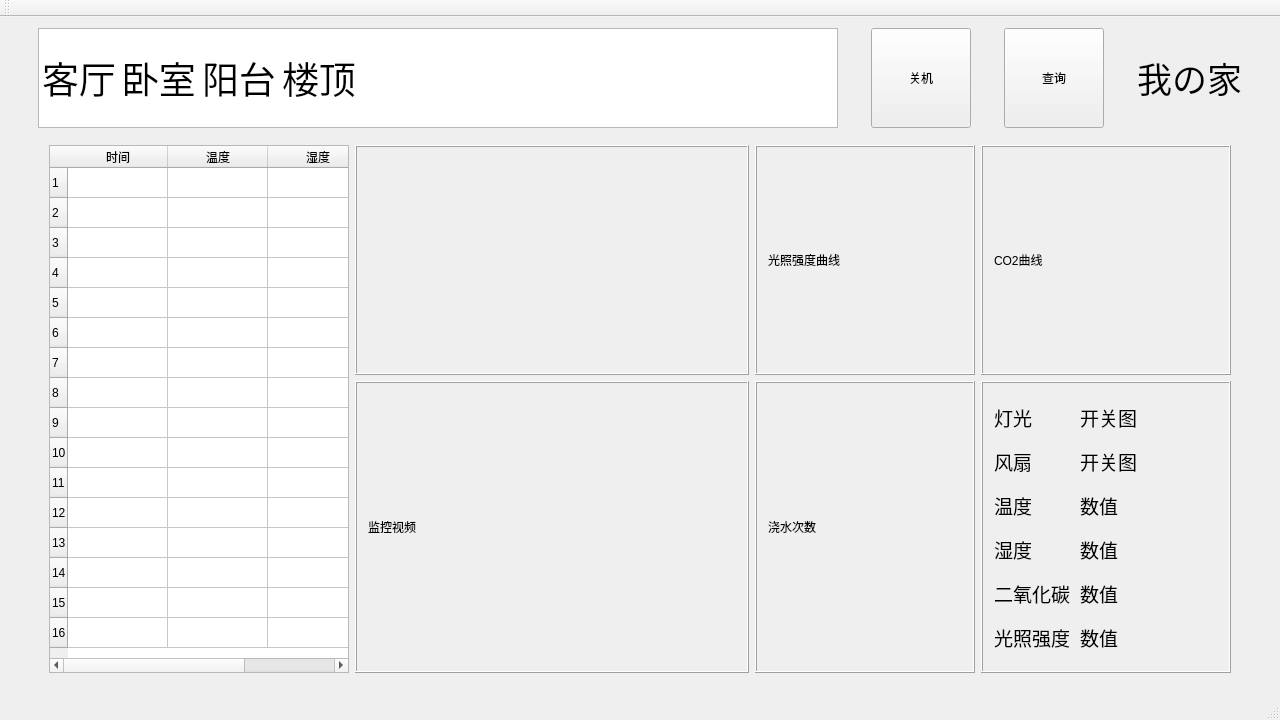
wocattree/Thrift_Environment, file ThriftEnvironmentMonitor/ThriftEnvironmentMonitorUI/ThriftEnvironmentMonitorUI.ui: the form before one commit.
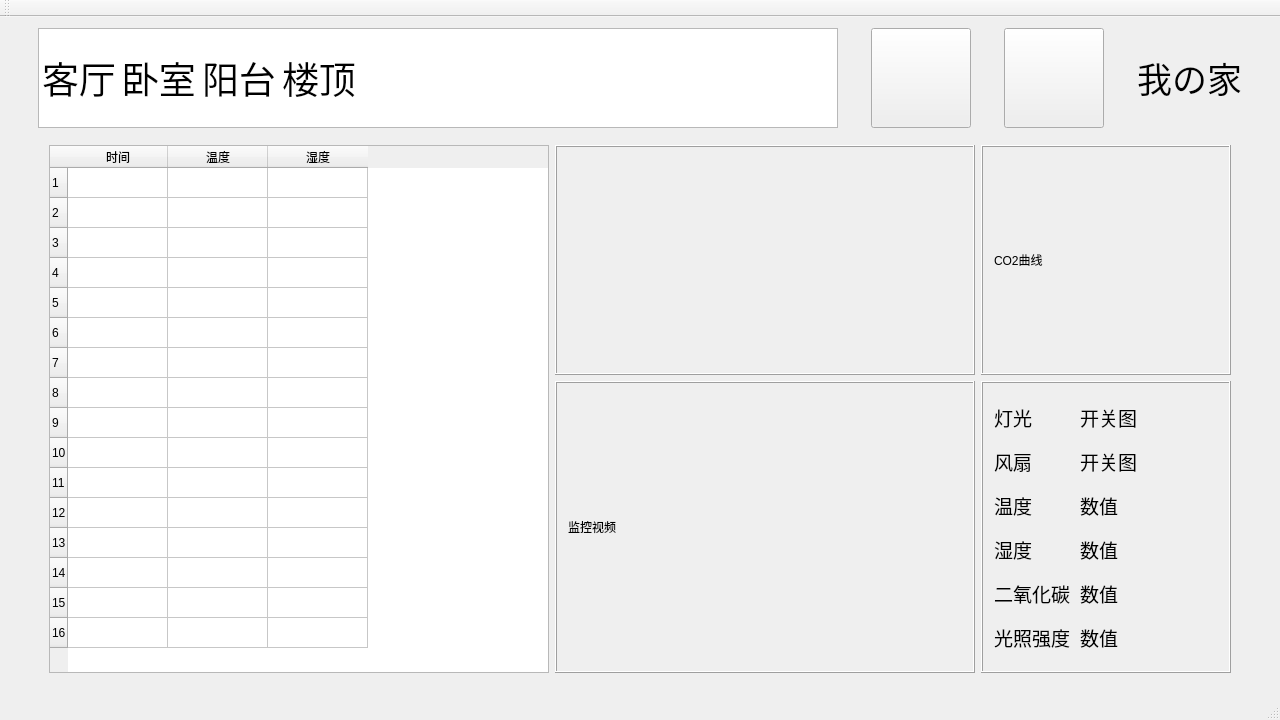
The form after the commit. Custom widgets are drawn as their Qt base class.

```diff
--- a/ThriftEnvironmentMonitor/ThriftEnvironmentMonitorUI/ThriftEnvironmentMonitorUI.ui
+++ b/ThriftEnvironmentMonitor/ThriftEnvironmentMonitorUI/ThriftEnvironmentMonitorUI.ui
@@ -74,6 +74,9 @@
       <property name="flow">
        <enum>QListView::LeftToRight</enum>
       </property>
+      <property name="spacing">
+       <number>20</number>
+      </property>
       <item>
        <property name="text">
         <string>客厅</string>
@@ -105,7 +108,7 @@
        </size>
       </property>
       <property name="text">
-       <string>关机</string>
+       <string/>
       </property>
      </widget>
     </item>
@@ -128,69 +131,54 @@
         </size>
        </property>
        <layout class="QGridLayout" name="gridLayout_7">
-        <item row="0" column="1">
-         <widget class="QFrame" name="frame">
+        <item row="0" column="0" rowspan="2">
+         <widget class="QTableWidget" name="tableWidget">
           <property name="maximumSize">
            <size>
             <width>500</width>
-            <height>230</height>
+            <height>550</height>
            </size>
           </property>
-          <property name="autoFillBackground">
-           <bool>false</bool>
+          <property name="textElideMode">
+           <enum>Qt::ElideMiddle</enum>
           </property>
-          <property name="frameShape">
-           <enum>QFrame::Box</enum>
+          <property name="rowCount">
+           <number>16</number>
           </property>
-          <property name="frameShadow">
-           <enum>QFrame::Raised</enum>
-          </property>
-          <layout class="QGridLayout" name="gridLayout_2">
-           <item row="1" column="0">
-            <widget class="QChartView" name="testwidget" native="true">
-             <property name="maximumSize">
-              <size>
-               <width>500</width>
-               <height>230</height>
-              </size>
-             </property>
-            </widget>
-           </item>
-          </layout>
+          <row/>
+          <row/>
+          <row/>
+          <row/>
+          <row/>
+          <row/>
+          <row/>
+          <row/>
+          <row/>
+          <row/>
+          <row/>
+          <row/>
+          <row/>
+          <row/>
+          <row/>
+          <row/>
+          <column>
+           <property name="text">
+            <string>时间</string>
+           </property>
+          </column>
+          <column>
+           <property name="text">
+            <string>温度</string>
+           </property>
+          </column>
+          <column>
+           <property name="text">
+            <string>湿度</string>
+           </property>
+          </column>
          </widget>
         </item>
         <item row="0" column="2">
-         <widget class="QFrame" name="frame_3">
-          <property name="maximumSize">
-           <size>
-            <width>220</width>
-            <height>230</height>
-           </size>
-          </property>
-          <property name="frameShape">
-           <enum>QFrame::Box</enum>
-          </property>
-          <property name="frameShadow">
-           <enum>QFrame::Raised</enum>
-          </property>
-          <layout class="QGridLayout" name="gridLayout_4">
-           <item row="0" column="0">
-            <widget class="QLabel" name="label_4">
-             <property name="maximumSize">
-              <size>
-               <width>220</width>
-               <height>230</height>
-              </size>
-             </property>
-             <property name="text">
-              <string>光照强度曲线</string>
-             </property>
-            </widget>
-           </item>
-          </layout>
-         </widget>
-        </item>
-        <item row="0" column="3">
          <widget class="QFrame" name="frame_4">
           <property name="maximumSize">
            <size>
@@ -252,38 +240,38 @@
           </layout>
          </widget>
         </item>
+        <item row="0" column="1">
+         <widget class="QFrame" name="frame">
+          <property name="maximumSize">
+           <size>
+            <width>500</width>
+            <height>230</height>
+           </size>
+          </property>
+          <property name="autoFillBackground">
+           <bool>false</bool>
+          </property>
+          <property name="frameShape">
+           <enum>QFrame::Box</enum>
+          </property>
+          <property name="frameShadow">
+           <enum>QFrame::Raised</enum>
+          </property>
+          <layout class="QGridLayout" name="gridLayout_2">
+           <item row="1" column="0">
+            <widget class="QChartView" name="testwidget" native="true">
+             <property name="maximumSize">
+              <size>
+               <width>500</width>
+               <height>230</height>
+              </size>
+             </property>
+            </widget>
+           </item>
+          </layout>
+         </widget>
+        </item>
         <item row="1" column="2">
-         <widget class="QFrame" name="frame_5">
-          <property name="maximumSize">
-           <size>
-            <width>220</width>
-            <height>320</height>
-           </size>
-          </property>
-          <property name="frameShape">
-           <enum>QFrame::Box</enum>
-          </property>
-          <property name="frameShadow">
-           <enum>QFrame::Raised</enum>
-          </property>
-          <layout class="QGridLayout" name="gridLayout_5">
-           <item row="0" column="0">
-            <widget class="QLabel" name="label_6">
-             <property name="maximumSize">
-              <size>
-               <width>220</width>
-               <height>320</height>
-              </size>
-             </property>
-             <property name="text">
-              <string>浇水次数</string>
-             </property>
-            </widget>
-           </item>
-          </layout>
-         </widget>
-        </item>
-        <item row="1" column="3">
          <widget class="QFrame" name="frame_6">
           <property name="maximumSize">
            <size>
@@ -541,50 +529,6 @@
           </layout>
          </widget>
         </item>
-        <item row="0" column="0" rowspan="2">
-         <widget class="QTableWidget" name="tableWidget">
-          <property name="maximumSize">
-           <size>
-            <width>300</width>
-            <height>550</height>
-           </size>
-          </property>
-          <property name="rowCount">
-           <number>16</number>
-          </property>
-          <row/>
-          <row/>
-          <row/>
-          <row/>
-          <row/>
-          <row/>
-          <row/>
-          <row/>
-          <row/>
-          <row/>
-          <row/>
-          <row/>
-          <row/>
-          <row/>
-          <row/>
-          <row/>
-          <column>
-           <property name="text">
-            <string>时间</string>
-           </property>
-          </column>
-          <column>
-           <property name="text">
-            <string>温度</string>
-           </property>
-          </column>
-          <column>
-           <property name="text">
-            <string>湿度</string>
-           </property>
-          </column>
-         </widget>
-        </item>
        </layout>
       </widget>
       <widget class="QWidget" name="MainPage2">
@@ -598,7 +542,7 @@
      </widget>
     </item>
     <item row="0" column="2">
-     <widget class="QPushButton" name="BtnQurry">
+     <widget class="QPushButton" name="BtnQuery">
       <property name="maximumSize">
        <size>
         <width>100</width>
@@ -606,7 +550,7 @@
        </size>
       </property>
       <property name="text">
-       <string>查询</string>
+       <string/>
       </property>
      </widget>
     </item>
```
